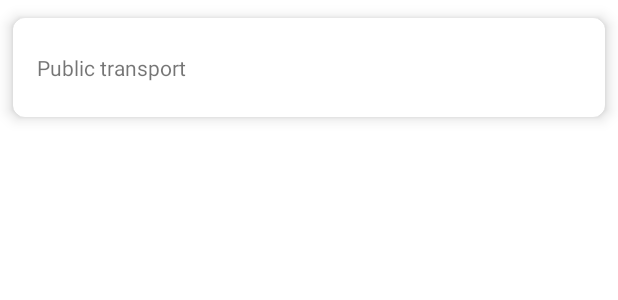
After one commit to MobatiaArshad/MyLocal, an Android app: the layout transport_rec_lyt.xml on its own in the app's theme, with its tools: preview values and no code run, on a phone screen of 412 x 824 dp. The commit adds this screen. Shown: the top 300 px of the screen. Run offline under Robolectric (Android 15) with nearby library versions, the phone set to English and light mode, and no system bars.

Commit message:
- All the warning and errors and Fixed - Transport page

```diff
--- /dev/null
+++ b/app/src/main/res/layout/transport_rec_lyt.xml
@@ -0,0 +1,35 @@
+<?xml version="1.0" encoding="utf-8"?>
+<androidx.constraintlayout.widget.ConstraintLayout xmlns:android="http://schemas.android.com/apk/res/android"
+    android:layout_width="match_parent"
+    android:layout_height="wrap_content"
+    xmlns:app="http://schemas.android.com/apk/res-auto"
+    xmlns:tools="http://schemas.android.com/tools">
+
+    <androidx.cardview.widget.CardView
+        android:layout_width="match_parent"
+        android:layout_height="90dp"
+        app:cardCornerRadius="8dp"
+        app:cardElevation="6dp"
+        app:cardUseCompatPadding="true"
+        app:layout_constraintBottom_toBottomOf="parent"
+        app:layout_constraintEnd_toEndOf="parent"
+        app:layout_constraintStart_toStartOf="parent"
+        app:layout_constraintTop_toTopOf="parent">
+
+        <androidx.constraintlayout.widget.ConstraintLayout
+            android:layout_width="match_parent"
+            android:layout_height="match_parent">
+
+            <TextView
+                android:id="@+id/transportTxt"
+                android:layout_width="wrap_content"
+                android:layout_height="wrap_content"
+                android:layout_marginStart="16dp"
+                tools:text="Public transport"
+                app:layout_constraintBottom_toBottomOf="parent"
+                app:layout_constraintStart_toStartOf="parent"
+                app:layout_constraintTop_toTopOf="parent" />
+        </androidx.constraintlayout.widget.ConstraintLayout>
+    </androidx.cardview.widget.CardView>
+
+</androidx.constraintlayout.widget.ConstraintLayout>
--- a/app/src/main/res/values/strings.xml
+++ b/app/src/main/res/values/strings.xml
@@ -1,3 +1,4 @@
 <resources>
     <string name="app_name">My Local</string>
+    <string name="transport">Transport</string>
 </resources>
```
Also changed, not shown: app/src/main/java/com/example/mylocal/MainActivity.java (+7 -9 lines), app/src/main/java/com/example/mylocal/news/NewsActivity.java (+13 -9 lines), app/src/main/java/com/example/mylocal/transport/TransportActivity.java (+34 -0 lines), app/src/main/java/com/example/mylocal/transport/adapter/TransportAdapter.java (added, +52 -0 lines), app/src/main/java/com/example/mylocal/transport/model/TransportModel.java (added, +13 -0 lines), app/src/main/res/layout/activity_transport.xml (+41 -0 lines).
